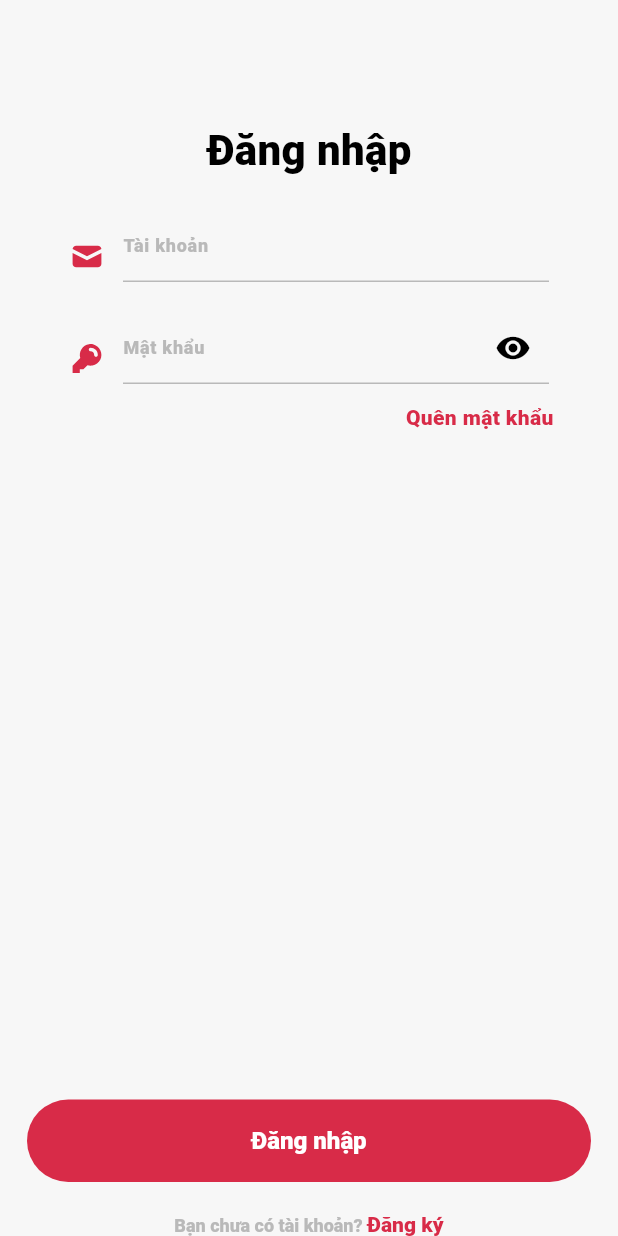
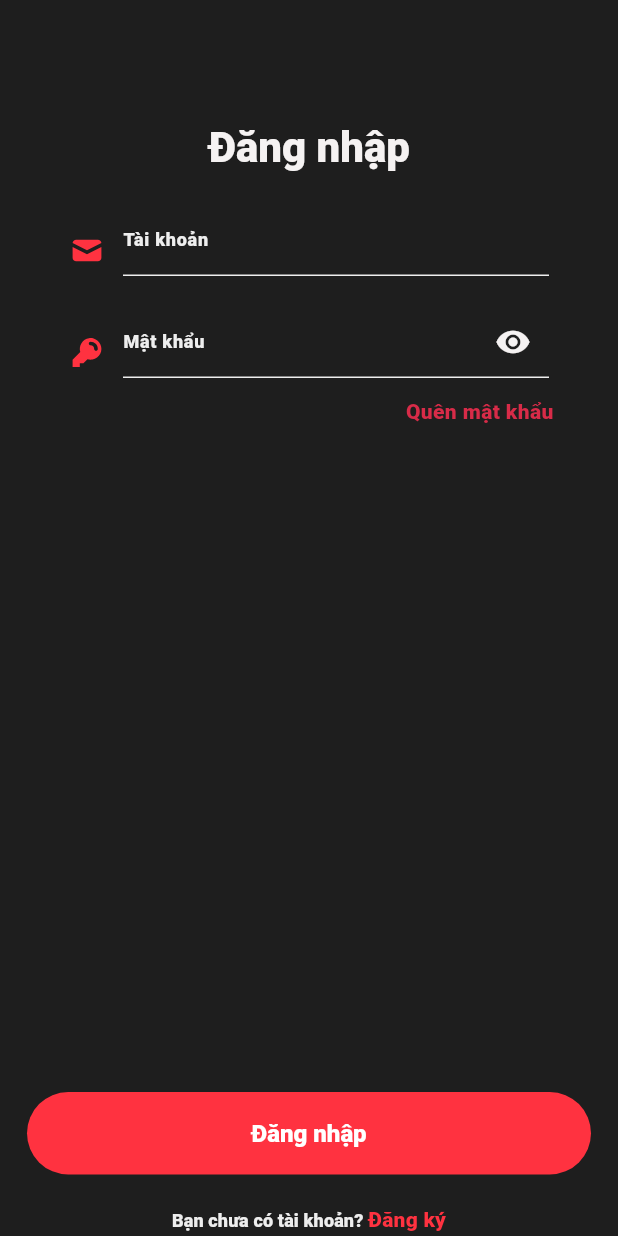
Before and after one commit to CamenRyder/foodioo, a Flutter app: the screen it shows after launch, on a phone screen of 412 x 824 dp. Run offline on Flutter 3.47's test engine with Material 3 defaults, Android fonts, the phone set to English and light mode, and no system bars; drawn by our look-alikes of loader_overlay; our stand-ins replace dio, flutter_bloc, flutter_dotenv, flutter_spinkit, flutter_svg, fluttertoast and 7 more; missing offline and left inert: curl_logger_dio_interceptor; generated files the repository leaves out were written again.

Commit message:
update UI dark mode

```diff
--- a/lib/Core/Theme/app_theme.dart
+++ b/lib/Core/Theme/app_theme.dart
@@ -5,11 +5,11 @@ import 'app_colors.dart';
 import 'app_typography.dart';
 
 class AppTheme {
-
   static ThemeData get lightTheme {
     return ThemeData(
-        brightness: Brightness.dark,
+        brightness: Brightness.light,
         primaryColor: AppColorsLight.primary,
+        hintColor: AppColorsLight.textContent,
         scaffoldBackgroundColor:
             AppColorsLight.background, // ddoori laji khi xong
         appBarTheme: const AppBarTheme(
@@ -73,6 +73,7 @@ class AppTheme {
           ),
         ));
   }
+
   static List<BoxShadow> shadowLight = [
     BoxShadow(
       color: Colors.grey.withOpacity(0.8),
@@ -92,8 +93,9 @@ class AppTheme {
     return ThemeData(
         brightness: Brightness.dark,
         primaryColor: AppColorsDark.primary,
-      scaffoldBackgroundColor: AppColorsDark.background, // ddoori laji khi xong
-
+        hintColor: AppColorsDark.textContent,
+        scaffoldBackgroundColor:
+            AppColorsDark.background, // ddoori laji khi xong
         appBarTheme: const AppBarTheme(
           backgroundColor: AppColorsDark.primary,
         ),
@@ -105,57 +107,54 @@ class AppTheme {
           ),
           backgroundColor: AppColorsDark.background,
         ),
-      textSelectionTheme:
-          const TextSelectionThemeData(cursorColor: AppColorsDark.textContent),
-      // inputDecorationTheme: InputDecorationTheme(
-      //     filled: true,
-      //     hintStyle: AppTypographyLight.disableTextFieldDarkMode,
-      //     contentPadding: const EdgeInsets.symmetric(
-      //         vertical: AppConfigConstant.paddingVerticalTextField,
-      //         horizontal: AppConfigConstant.paddingHorizontalTextField),
-      //     labelStyle: AppTypography.disableTextFieldDarkMode,
-      //     floatingLabelBehavior: FloatingLabelBehavior.never,
-      //     fillColor: AppColors.textFieldColorDarkMode,
-      //     border: OutlineInputBorder(
-      //         borderRadius: BorderRadius.circular(
-      //             AppConfigConstant.radiusButtonMediumSize),
-      //         borderSide: BorderSide.none)),
+        textSelectionTheme: const TextSelectionThemeData(
+            cursorColor: AppColorsDark.textContent),
+        inputDecorationTheme: const InputDecorationTheme(
+            enabledBorder: UnderlineInputBorder(
+              borderSide: BorderSide(color: AppColorsDark.textHint),
+            ),
+            focusedBorder: UnderlineInputBorder(
+              borderSide: BorderSide(color: AppColorsDark.textHint),
+            ),
+            hintStyle: AppTypographyDark.textHintBold,
+            contentPadding:
+                EdgeInsets.symmetric(vertical: AppConstant.paddingContent),
+            labelStyle: AppTypographyDark.textHintBold,
+            floatingLabelStyle: AppTypographyDark.textHintBold,
+            floatingLabelBehavior: FloatingLabelBehavior.auto,
+            activeIndicatorBorder: BorderSide(color: AppColorsDark.primary)),
         textTheme: AppTypographyDark.textTheme,
-      // textButtonTheme: TextButtonThemeData(
-      //   style: ButtonStyle(
-      //     textStyle: const WidgetStatePropertyAll<TextStyle>(
-      //         AppTypography.textContainerBoldDarkMode),
-      //     backgroundColor: WidgetStateProperty.all<Color>(
-      //         AppColors.containerMissedMediumColorBox),
-      //     foregroundColor: WidgetStateProperty.all<Color>(AppColors.white),
-      //     shape: WidgetStatePropertyAll<OutlinedBorder>(
-      //       RoundedRectangleBorder(
-      //         borderRadius: BorderRadius.circular(
-      //             AppConfigConstant.radiusButtonSmallSize),
-      //       ),
-      //     ),
-      //     padding: const WidgetStatePropertyAll<EdgeInsetsGeometry>(
-      //         EdgeInsets.symmetric(
-      //             vertical: AppConfigConstant.paddingVerticalButtonMin)),
-      //   ),
-      // ),
-      // elevatedButtonTheme: ElevatedButtonThemeData(
-      //   style: ButtonStyle(
-      //     textStyle: const WidgetStatePropertyAll<TextStyle>(
-      //         AppTypography.textButtonExtraBold),
-      //     backgroundColor: WidgetStateProperty.all<Color>(AppColors.primary),
-      //     foregroundColor: WidgetStateProperty.all<Color>(AppColors.white),
-      //     shape: WidgetStatePropertyAll<OutlinedBorder>(
-      //       RoundedRectangleBorder(
-      //         borderRadius: BorderRadius.circular(
-      //             AppConfigConstant.radiusButtonBigSize),
-      //       ),
-      //     ),
-      //     padding: const WidgetStatePropertyAll<EdgeInsetsGeometry>(
-      //         EdgeInsets.symmetric(
-      //             vertical: AppConfigConstant.paddingVerticalButton)),
-      //   ),
-      // )
-    );
+        textButtonTheme: TextButtonThemeData(
+          style: ButtonStyle(
+            backgroundColor:
+                WidgetStateProperty.all<Color>(AppColorsDark.primary),
+            foregroundColor: WidgetStateProperty.all<Color>(AppColors.white),
+            textStyle: const WidgetStatePropertyAll<TextStyle>(
+                AppTypographyDark.textButtonBold),
+            shape: WidgetStatePropertyAll<OutlinedBorder>(
+              RoundedRectangleBorder(
+                borderRadius: BorderRadius.circular(AppConstant.radiusExtra),
+              ),
+            ),
+            padding: const WidgetStatePropertyAll<EdgeInsetsGeometry>(
+                EdgeInsets.symmetric(vertical: AppConstant.paddingButton)),
+          ),
+        ),
+        elevatedButtonTheme: ElevatedButtonThemeData(
+          style: ButtonStyle(
+            textStyle: const WidgetStatePropertyAll<TextStyle>(
+                AppTypography.textButtonExtraBold),
+            backgroundColor:
+                WidgetStateProperty.all<Color>(AppColorsDark.primary),
+            foregroundColor: WidgetStateProperty.all<Color>(AppColors.white),
+            shape: WidgetStatePropertyAll<OutlinedBorder>(
+              RoundedRectangleBorder(
+                borderRadius: BorderRadius.circular(AppConstant.radiusExtra),
+              ),
+            ),
+            padding: const WidgetStatePropertyAll<EdgeInsetsGeometry>(
+                EdgeInsets.symmetric(vertical: AppConstant.paddingButton)),
+          ),
+        ));
   }
 }
--- a/lib/Core/Theme/app_typography.dart
+++ b/lib/Core/Theme/app_typography.dart
@@ -48,13 +48,14 @@ class AppTypographyLight {
     fontWeight: FontWeight.w800,
   );
 
-  static TextTheme get textTheme => TextThemeCustomer(
-      textHintBold: textHintBold,
-      textContent: textContent,
-      textContentPrimaryBold: textContentPrimaryBold,
-      textContentPrimary: textContentPrimary,
-      textContentBold: textContentBold,
-      textHeader: textHeader);
+  static TextTheme get textTheme => const TextTheme(
+        headlineMedium: textHeader,
+        bodyLarge: textContentBold,
+        bodyMedium: textContentPrimary,
+        bodySmall: textContent,
+        titleMedium: textContentPrimaryBold,
+        titleSmall: textHintBold,
+      );
 }
 
 class AppTypographyDark {
@@ -93,18 +94,26 @@ class AppTypographyDark {
   );
 
   static const textHintBold = TextStyle(
-    color: AppColorsLight.textHint,
+    color: AppColorsDark.textHint,
     fontSize: AppConstant.textSizeHint,
     fontWeight: FontWeight.w800,
   );
+  // static TextTheme get textTheme => TextThemeCustomer(
+  //     textHintBold: textHintBold,
+  //     textContent: textContent,
+  //     textContentPrimaryBold: textContentPrimaryBold,
+  //     textContentPrimary: textContentPrimary,
+  //     textContentBold: textContentBold,
+  //     textHeader: textHeader);
 
-  static TextTheme get textTheme => TextThemeCustomer(
-      textHintBold: textHintBold,
-      textContent: textContent,
-      textContentPrimaryBold: textContentPrimaryBold,
-      textContentPrimary: textContentPrimary,
-      textContentBold: textContentBold,
-      textHeader: textHeader);
+  static TextTheme get textTheme => const TextTheme(
+        headlineMedium: textHeader,
+        bodyLarge: textContentBold,
+        bodyMedium: textContentPrimary,
+        bodySmall: textContent,
+        titleMedium: textContentPrimaryBold,
+        titleSmall: textHintBold,
+      );
 }
 
 class TextThemeCustomer extends TextTheme {
@@ -120,5 +129,6 @@ class TextThemeCustomer extends TextTheme {
       required this.textContentPrimaryBold,
       required this.textContentPrimary,
       required this.textContentBold,
-      required this.textHeader});
+      required this.textHeader})
+      : super();
 }
--- a/lib/main.dart
+++ b/lib/main.dart
@@ -59,9 +59,9 @@ class _MyAppState extends State<MyApp> with WidgetsBindingObserver {
         child: LoaderOverLayWidget(
             child: BlocBuilder<AuthBloc, AuthState>(
           bloc: widget.authBloc,
-          // buildWhen: (previous, current) {
-          //   return previous != current;
-          // },
+          buildWhen: (previous, current) {
+            return previous.isDarkMode != current.isDarkMode;
+          },
           builder: (context, state) {
             return Listener(
                 onPointerDown: (_) {
@@ -93,7 +93,7 @@ class MainApp extends StatelessWidget {
             title: AppConstant.APP_NAME,
             color: Colors.white,
             navigatorKey: navigatorKey,
-            theme: AppTheme.lightTheme,
+            theme: AppTheme.darkTheme,
             debugShowCheckedModeBanner: false,
             home: state.isShowSplash
                 ? const SplashScreen()
--- a/lib/repositories/authentication/auth_bloc.dart
+++ b/lib/repositories/authentication/auth_bloc.dart
@@ -107,7 +107,7 @@ class AuthBloc extends Bloc<AuthEvent, AuthState> {
       String token = GetStorage().read(keyToken) ?? '';
       bool isDarkModeOn = GetStorage().read(keyVisibleMode) ?? false;
       FetchClient.token = token;
-      bool isShowIntro = GetStorage().read(introkey) ?? true;
+      bool isShowIntro = GetStorage().read(introkey) ?? false;
       if (isShowIntro) {
         emit(state.copyWith(isShowIntroApp: true, isDarkMode: false));
         GetStorage().write(introkey, false);
--- a/lib/ui/screen/authorizator/widget/input_widget.dart
+++ b/lib/ui/screen/authorizator/widget/input_widget.dart
@@ -39,7 +39,7 @@ class _InputWidgetState extends State<InputWidget> {
                     widget.isPasswordTextField ? passwordVisible : false,
                 keyboardType: TextInputType.visiblePassword,
                 cursorColor: Theme.of(context).primaryColor,
-                style: AppTypographyLight.textContentBold,
+                style: Theme.of(context).textTheme.bodyLarge,
                 textInputAction: TextInputAction.done,
                 decoration: widget.isPasswordTextField
                     ? InputDecoration(
@@ -48,7 +48,7 @@ class _InputWidgetState extends State<InputWidget> {
                             passwordVisible
                                 ? Icons.visibility
                                 : Icons.visibility_off,
-                            color: Colors.black,
+                            color: Theme.of(context).hintColor,
                           ),
                           onPressed: () {
                             setState(
--- a/lib/ui/screen/authorizator/widget/login_authorizator_page.dart
+++ b/lib/ui/screen/authorizator/widget/login_authorizator_page.dart
@@ -34,7 +34,6 @@ class _LoginAuthorizatorScreenState extends State<LoginAuthorizatorPage> {
     final String headerScreen =
         widget.isBack ? "Chào mừng trở lại" : "Đăng nhập";
     return Scaffold(
-        backgroundColor: AppColorsLight.background,
         body: SafeArea(
       child: Padding(
         padding: const EdgeInsets.symmetric(
@@ -45,19 +44,23 @@ class _LoginAuthorizatorScreenState extends State<LoginAuthorizatorPage> {
             Center(
               child: Text(
                 headerScreen,
-                    style: AppTypographyLight.textHeader,
+                style: (Theme.of(context).textTheme).headlineMedium,
               ),
             ),
             SpacingVerticalWidget(height: marginComponent),
             InputWidget(
-                  icon: SvgGenSizeWidget(icon: Assets.icons.mail.svg()),
+              icon: SvgGenSizeWidget(
+                  icon: Assets.icons.mail
+                      .svg(color: Theme.of(context).primaryColor)),
               controller: textLogin,
               hintText: "Tài khoản",
               isPasswordTextField: false,
             ),
             SpacingVerticalWidget(height: marginComponent),
             InputWidget(
-                    icon: SvgGenSizeWidget(icon: Assets.icons.key.svg()),
+                icon: SvgGenSizeWidget(
+                    icon: Assets.icons.key
+                        .svg(color: Theme.of(context).primaryColor)),
                 controller: textPassword,
                 hintText: "Mật khẩu",
                 isPasswordTextField: true),
@@ -81,8 +84,7 @@ class _LoginAuthorizatorScreenState extends State<LoginAuthorizatorPage> {
               isEnable: true,
             ),
             const SpacingVerticalWidget(height: 20),
-                RegisterTextWidget(
-                    onTap: () => handleOnPressMoveRegisterScreen())
+            RegisterTextWidget(onTap: () => handleOnPressMoveRegisterScreen())
           ],
         ),
       ),
--- a/lib/ui/screen/authorizator/widget/register_text_widget.dart
+++ b/lib/ui/screen/authorizator/widget/register_text_widget.dart
@@ -15,10 +15,10 @@ class RegisterTextWidget extends StatelessWidget {
       child: RichText(
           text: TextSpan(
         children: [
-          TextSpan(text: suffixText, style: AppTypographyLight.textHintBold),
           TextSpan(
-              text: prefixText,
-              style: AppTypographyLight.textContentPrimaryBold),
+              text: suffixText, style: Theme.of(context).textTheme.titleSmall),
+          TextSpan(
+              text: prefixText, style: Theme.of(context).textTheme.titleMedium),
         ],
       )),
     );
```
Lines whose indentation alone changed are shown as unchanged.
